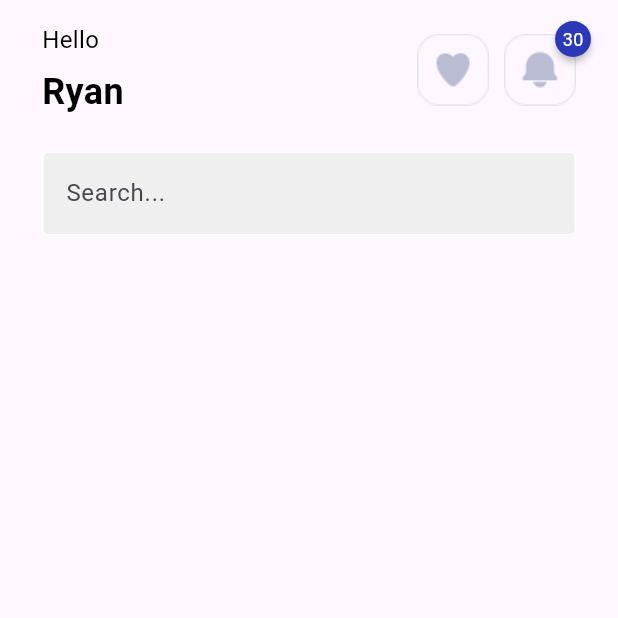
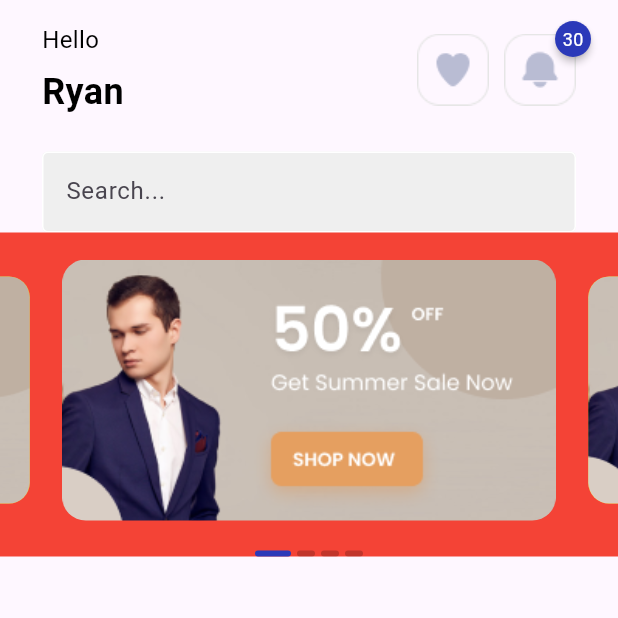
Before and after one commit to RyanMeg123/flutter_gaya, a Flutter app: the HomeTab screen opened directly, on a phone screen of 412 x 824 dp, the top half of it. Run offline on Flutter 3.47's test engine with Material 3 defaults, Android fonts, the phone set to English and light mode, and no system bars; drawn by our look-alikes of badges, carousel_slider; our stand-ins replace material_design_icons_flutter; missing offline and left inert: dart:ffi.

Commit message:
feat: banner carousel

```diff
--- a/lib/features/home/tabs/home_tab.dart
+++ b/lib/features/home/tabs/home_tab.dart
@@ -1,4 +1,5 @@
 import 'package:flutter/material.dart';
+import 'package:flutter_gaya_2/features/home/widgets/carousel.dart';
 import 'package:flutter_gaya_2/features/home/widgets/home_app_bar.dart';
 import 'package:material_design_icons_flutter/material_design_icons_flutter.dart';
 import '../widgets/tab_content.dart';
@@ -20,6 +21,12 @@ class _HomeTabstate extends State<HomeTab> {
   }
 
   String searchQuery = '';
+  final List<String> _imgList = [
+    'assets/images/home/banner1.png',
+    'assets/images/home/banner1.png',
+    'assets/images/home/banner1.png',
+    'assets/images/home/banner1.png',
+  ];
 
   // 定义回调函数，处理子组件传来的搜索文本
   void updateSearchQuery(String query) {
@@ -48,25 +55,9 @@ class _HomeTabstate extends State<HomeTab> {
                     onNotificationsTap: _onNotificationsTap,
                     onSearchChanged: updateSearchQuery,
                   ),
-                  // Card(
-                  //   elevation: 4, // 阴影高度
-                  //   shape: RoundedRectangleBorder(
-                  //     borderRadius: BorderRadius.circular(12), // 圆角
-                  //   ),
-                  //   child: const Column(
-                  //     mainAxisSize: MainAxisSize.min,
-                  //     children: [
-                  //       ListTile(
-                  //         leading: Icon(Icons.info, color: Colors.blue), // 左侧图标
-                  //         title: Text('Card Title',
-                  //             style: TextStyle(
-                  //                 fontSize: 20, fontWeight: FontWeight.bold)),
-                  //         subtitle: Text(
-                  //             'This is the subtitle of the card, providing additional information.'),
-                  //       ),
-                  //     ],
-                  //   ),
-                  // )
+                  CustomCarousel(
+                    imgList: _imgList,
+                  )
                 ],
               ),
             ),
--- /dev/null
+++ b/lib/features/home/widgets/carousel.dart
@@ -0,0 +1,87 @@
+import 'package:carousel_slider/carousel_slider.dart';
+import 'package:flutter/cupertino.dart';
+import 'package:flutter/material.dart';
+
+class CustomCarousel extends StatefulWidget {
+  final List<String> imgList;
+
+  const CustomCarousel({super.key, required this.imgList});
+
+  @override
+  _CustomCarouselState createState() => _CustomCarouselState();
+}
+
+class _CustomCarouselState extends State<CustomCarousel> {
+  int _currentIndex = 0;
+
+  @override
+  Widget build(BuildContext context) {
+    return Container(
+      color: Colors.red,
+      child: Column(
+        children: [
+          const SizedBox(height: 18),
+          CarouselSlider.builder(
+            itemCount: widget.imgList.length,
+            itemBuilder: (context, index, realIndex) {
+              bool isCenterItem = index == _currentIndex;
+              return AnimatedContainer(
+                duration: const Duration(microseconds: 8),
+                // margin: const EdgeInsets.symmetric(horizontal: 8),
+                decoration: BoxDecoration(
+                  color: isCenterItem ? Colors.red : Colors.amber,
+                  borderRadius: BorderRadius.circular(16),
+                ),
+                child: ClipRRect(
+                  borderRadius: BorderRadius.circular(16),
+                  child: Image.asset(
+                    widget.imgList[index],
+                    fit: BoxFit.cover,
+                    width: 1000,
+                  ),
+                ),
+              );
+            },
+            options: CarouselOptions(
+              height: 174,
+              aspectRatio: 16 / 9,
+              // viewportFraction: 0.7,
+              enlargeCenterPage: true,
+              onPageChanged: (index, reason) {
+                setState(() {
+                  _currentIndex = index;
+                });
+              },
+            ),
+          ),
+          const SizedBox(height: 20),
+          Container(
+            child: Row(
+                mainAxisAlignment: MainAxisAlignment.center,
+                children: widget.imgList.asMap().entries.map((entry) {
+                  print('entry $entry');
+                  return GestureDetector(
+                    onTap: () => setState(() {
+                      _currentIndex = entry.key;
+                      print('$_currentIndex');
+                    }),
+                    child: Container(
+                      width: _currentIndex == entry.key ? 24.0 : 12.0,
+                      height: 4.0,
+                      margin: const EdgeInsets.symmetric(
+                          vertical: 0, horizontal: 2),
+                      decoration: BoxDecoration(
+                          shape: BoxShape.rectangle,
+                          color: _currentIndex == entry.key
+                              ? const Color.fromRGBO(43, 57, 185, 1)
+                              : const Color.fromRGBO(0, 0, 0, 0.21),
+                          borderRadius: BorderRadius.circular(16)),
+                    ),
+                  );
+                }).toList()),
+          )
+        ],
+      ),
+    );
+  }
+}
--- a/lib/features/home/widgets/home_app_bar.dart
+++ b/lib/features/home/widgets/home_app_bar.dart
@@ -113,7 +113,9 @@ class _HomeTabAppBarState extends State<HomeTabAppBar> {
               ],
             ),
             const SizedBox(height: 23),
-            TextField(
+            SizedBox(
+              height: 54,
+              child: TextField(
                 focusNode: _focusNode, // 设置 FocusNode
                 controller: _controller,
                 decoration: InputDecoration(
@@ -125,8 +127,9 @@ class _HomeTabAppBarState extends State<HomeTabAppBar> {
                         BorderSide(color: Colors.white, width: 1), // 非选中时的边框
                   ),
                   focusedBorder: const OutlineInputBorder(
-                  borderSide:
-                      BorderSide(color: Colors.green, width: 1), // 选中时的边框
+                    borderSide: BorderSide(
+                        color: Color.fromRGBO(43, 57, 185, 1),
+                        width: 1), // 选中时的边框
                   ),
                   suffixIcon: _controller.text.isNotEmpty
                       ? IconButton(
@@ -140,6 +143,7 @@ class _HomeTabAppBarState extends State<HomeTabAppBar> {
                 ),
                 onChanged: widget.onSearchChanged,
               ),
+            ),
           ],
         ),
       ),
--- a/pubspec.yaml
+++ b/pubspec.yaml
@@ -38,6 +38,7 @@ dependencies:
   cupertino_icons: ^1.0.8
   material_design_icons_flutter: ^7.0.7296
   badges: ^2.0.0
+  carousel_slider: ^5.0.0
 
 dev_dependencies:
   flutter_launcher_icons: ^0.11.0
@@ -78,6 +79,7 @@ flutter:
   - assets/images/login/logomini.png
   - assets/images/home/ic_notification.png
   - assets/images/home/ic_wishlist.png
+  - assets/images/home/banner1.png
 
 
   # The following line ensures that the Material Icons font is
```
Also changed, not shown: assets/images/home/banner1.png (added), pubspec.lock. Lines whose indentation alone changed are shown as unchanged.
